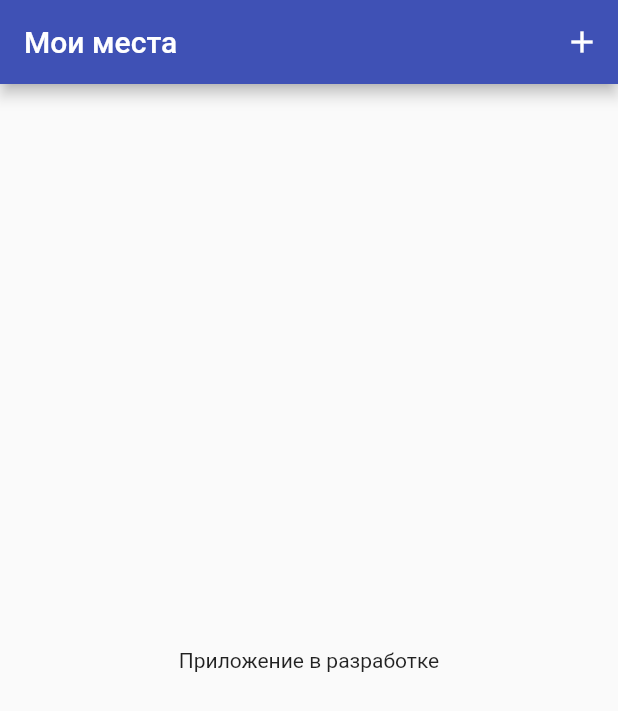
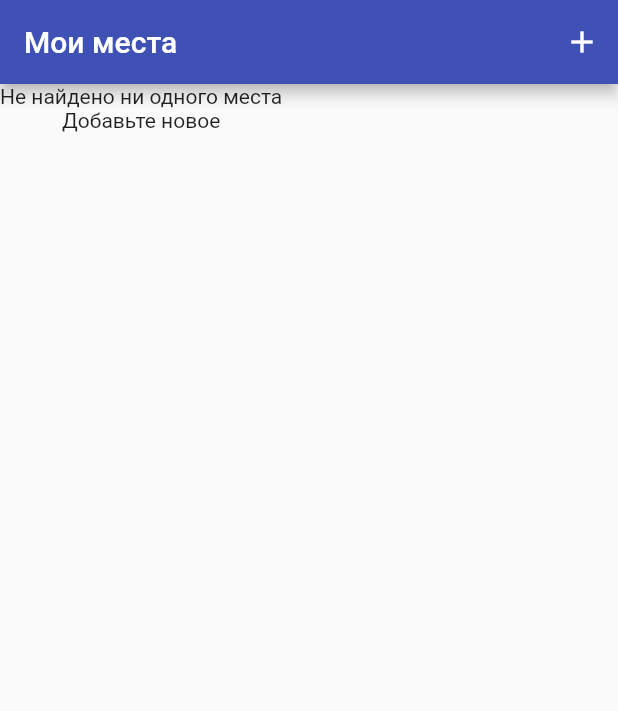
Before and after one commit to Puzikovsa/my_adventures, a Flutter app: the screen it shows after launch, on a phone screen of 412 x 824 dp. Shown: the top 711 px of the screen. Run offline on Flutter 3.47's test engine with Material 2 defaults, Android fonts, the phone set to English and light mode, and no system bars; our stand-ins replace image_picker.

Commit message:
added ListViewBuilder to place_list_page.dart

```diff
--- a/lib/pages/place_list_page.dart
+++ b/lib/pages/place_list_page.dart
@@ -1,8 +1,10 @@
 import 'package:flutter/material.dart';
+import 'package:my_adventures/providers/my_places.dart';
+import 'package:provider/provider.dart';
 
 import 'add_place_page.dart';
 
-class PlaceListPage extends StatelessWidget{
+class PlaceListPage extends StatelessWidget {
   const PlaceListPage({super.key});
 
   @override
@@ -11,16 +13,31 @@ class PlaceListPage extends StatelessWidget{
         appBar: AppBar(
           title: const Text('Мои места'),
           actions: [
-          IconButton(onPressed: () {
+            IconButton(
+              onPressed: () {
                 Navigator.of(context).pushNamed(AddPlacePage.rout);
               },
               icon: const Icon(Icons.add),
             ),
           ],
         ),
-      body: const Center(
-        child: Text('Приложение в разработке'),
+        body: Consumer<MyPlaces>(
+          builder: (context, myPlaces, child) => myPlaces.items.isEmpty
+              ? child!
+              : ListView.builder(
+                  itemCount: myPlaces.items.length,
+                  itemBuilder: (context, index) => ListTile(
+                    title: Text(myPlaces.items[index].title),
+                    onTap: () {},
+                    leading: CircleAvatar(
+                      backgroundImage: FileImage(myPlaces.items[index].image),
                     ),
-    );
+                  ),
+                ),
+          child: const Text(
+            'Не найдено ни одного места\nДобавьте новое',
+            textAlign: TextAlign.center,
+          ),
+        ));
   }
 }
```
Lines whose indentation alone changed are shown as unchanged.
